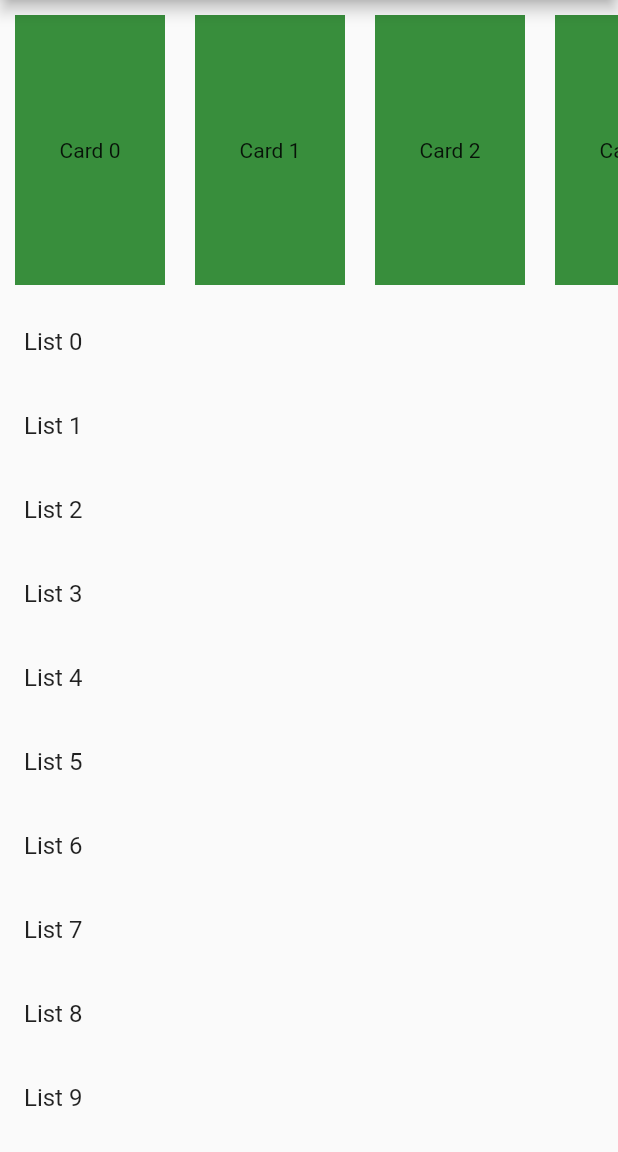
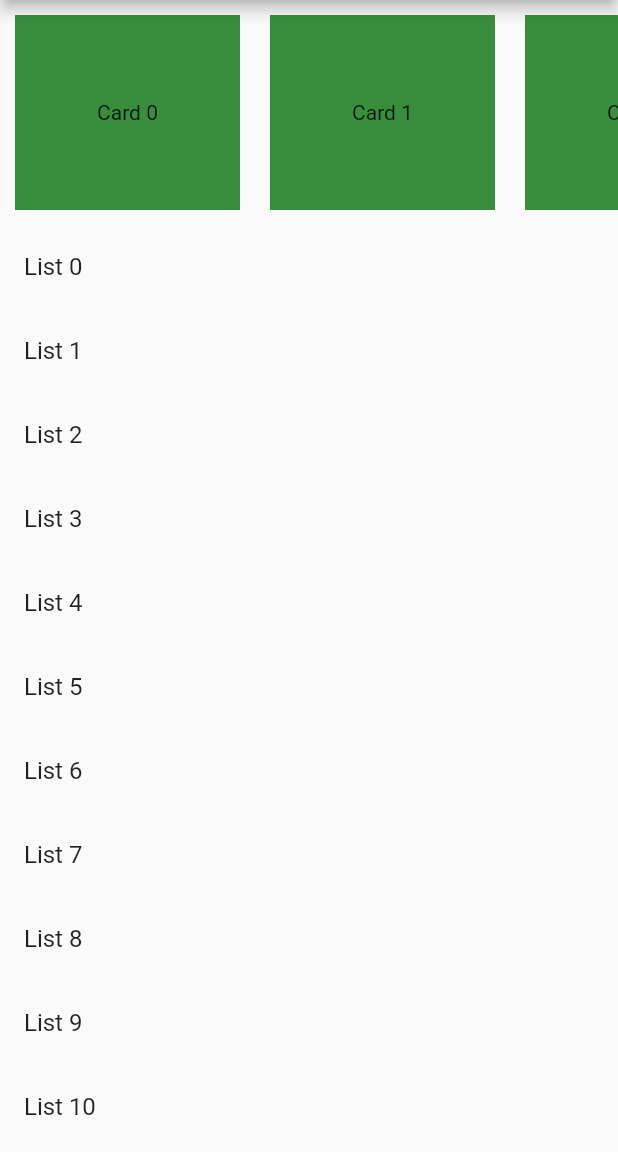
Before and after one commit to Rapid-Technology/flutter_horizontal_vertical_listview, a Flutter app: the screen it shows after launch, on a phone screen of 412 x 824 dp, the part 84-1236 px from its top. Run offline on Flutter 3.47's test engine with Material 2 defaults, Android fonts, the phone set to English and light mode, and no system bars.

Commit message:
height to 150

```diff
--- a/lib/HomePage.dart
+++ b/lib/HomePage.dart
@@ -15,13 +15,13 @@ class HomePage extends StatelessWidget {
             mainAxisSize: MainAxisSize.min,
             children: [
               SizedBox(
-                height: 200,
+                height: 150,
                 child: ListView.builder(
                   itemCount: 10,
                   scrollDirection: Axis.horizontal,
                   itemBuilder: (context, index) => Container(
-                    height: 100,
-                    width: 100,
+                    height: 150,
+                    width: 150,
                     margin: EdgeInsets.all(10),
                     child: Center(
                       child: Text("Card $index"),
```
